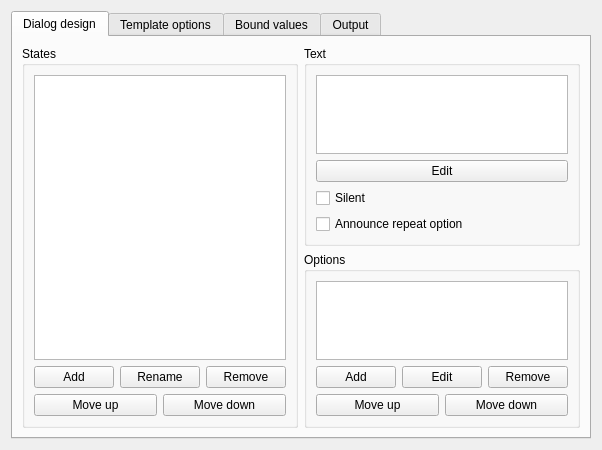
Above: plugins/Commands/Dialog/dialogconfigurationdlg.ui from KDE/simon before the change. Below: the same form after it.
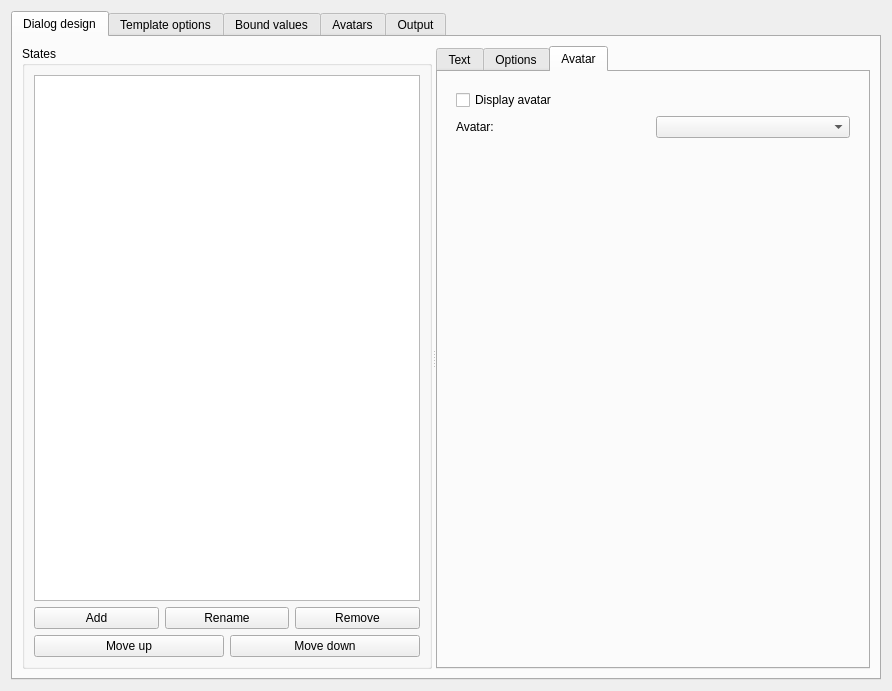
That is the form after the change. The open tabs and pages were chosen to show the change. Custom widgets are drawn as their Qt base class.

Commit message: Adding avatar infrastructure (WIP)

Patch:
```diff
--- a/plugins/Commands/Dialog/dialogconfigurationdlg.ui
+++ b/plugins/Commands/Dialog/dialogconfigurationdlg.ui
@@ -6,8 +6,8 @@
    <rect>
     <x>0</x>
     <y>0</y>
-    <width>541</width>
-    <height>450</height>
+    <width>892</width>
+    <height>691</height>
    </rect>
   </property>
   <property name="maximumSize">
@@ -29,8 +29,12 @@
       <attribute name="title">
        <string>Dialog design</string>
       </attribute>
-      <layout class="QHBoxLayout" name="horizontalLayout_5">
+      <layout class="QVBoxLayout" name="verticalLayout_3">
        <item>
+        <widget class="QSplitter" name="splitter">
+         <property name="orientation">
+          <enum>Qt::Horizontal</enum>
+         </property>
         <widget class="QGroupBox" name="gbStates">
          <property name="title">
           <string>States</string>
@@ -84,15 +88,18 @@
           </item>
          </layout>
         </widget>
-       </item>
-       <item>
-        <layout class="QVBoxLayout" name="verticalLayout_3">
-         <item>
-          <widget class="QGroupBox" name="gbText">
-           <property name="title">
+         <widget class="KTabWidget" name="twStateOptions">
+          <property name="currentIndex">
+           <number>0</number>
+          </property>
+          <widget class="QWidget" name="tab_6">
+           <attribute name="title">
             <string>Text</string>
-           </property>
-           <layout class="QVBoxLayout" name="verticalLayout_5">
+           </attribute>
+           <layout class="QVBoxLayout" name="verticalLayout_11">
+            <item>
+             <widget class="QWidget" name="wgText" native="true">
+              <layout class="QVBoxLayout" name="verticalLayout_10">
             <item>
              <widget class="KTextEdit" name="teText">
               <property name="readOnly">
@@ -127,12 +134,16 @@
            </layout>
           </widget>
          </item>
-         <item>
-          <widget class="QGroupBox" name="gbOptions">
-           <property name="title">
+           </layout>
+          </widget>
+          <widget class="QWidget" name="tab_7">
+           <attribute name="title">
             <string>Options</string>
-           </property>
-           <layout class="QVBoxLayout" name="verticalLayout_4">
+           </attribute>
+           <layout class="QVBoxLayout" name="verticalLayout_12">
+            <item>
+             <widget class="QWidget" name="wgOptions" native="true">
+              <layout class="QVBoxLayout" name="verticalLayout_5">
             <item>
              <widget class="QListView" name="lvTransitions"/>
             </item>
@@ -183,6 +194,56 @@
           </widget>
          </item>
         </layout>
+          </widget>
+          <widget class="QWidget" name="tab_8">
+           <attribute name="title">
+            <string>Avatar</string>
+           </attribute>
+           <layout class="QVBoxLayout" name="verticalLayout_13">
+            <item>
+             <widget class="QWidget" name="wgAvatar" native="true">
+              <layout class="QVBoxLayout" name="verticalLayout_4">
+               <item>
+                <widget class="QCheckBox" name="cbDisplayAvatar">
+                 <property name="text">
+                  <string>Display avatar</string>
+                 </property>
+                </widget>
+               </item>
+               <item>
+                <layout class="QHBoxLayout" name="horizontalLayout_5">
+                 <item>
+                  <widget class="QLabel" name="label_4">
+                   <property name="text">
+                    <string>Avatar:</string>
+                   </property>
+                  </widget>
+                 </item>
+                 <item>
+                  <widget class="KComboBox" name="cbAvatar"/>
+                 </item>
+                </layout>
+               </item>
+              </layout>
+             </widget>
+            </item>
+            <item>
+             <spacer name="verticalSpacer_2">
+              <property name="orientation">
+               <enum>Qt::Vertical</enum>
+              </property>
+              <property name="sizeHint" stdset="0">
+               <size>
+                <width>20</width>
+                <height>541</height>
+               </size>
+              </property>
+             </spacer>
+            </item>
+           </layout>
+          </widget>
+         </widget>
+        </widget>
        </item>
       </layout>
      </widget>
@@ -296,6 +357,54 @@
        </item>
       </layout>
      </widget>
+     <widget class="QWidget" name="tab_5">
+      <attribute name="title">
+       <string>Avatars</string>
+      </attribute>
+      <layout class="QVBoxLayout" name="verticalLayout_9">
+       <item>
+        <widget class="QListView" name="lvAvatars"/>
+       </item>
+       <item>
+        <layout class="QHBoxLayout" name="horizontalLayout_8">
+         <item>
+          <spacer name="horizontalSpacer_3">
+           <property name="orientation">
+            <enum>Qt::Horizontal</enum>
+           </property>
+           <property name="sizeHint" stdset="0">
+            <size>
+             <width>40</width>
+             <height>20</height>
+            </size>
+           </property>
+          </spacer>
+         </item>
+         <item>
+          <widget class="KPushButton" name="pbAddAvatar">
+           <property name="text">
+            <string>Add</string>
+           </property>
+          </widget>
+         </item>
+         <item>
+          <widget class="KPushButton" name="pbEditAvatar">
+           <property name="text">
+            <string>Edit</string>
+           </property>
+          </widget>
+         </item>
+         <item>
+          <widget class="KPushButton" name="pbRemoveAvatar">
+           <property name="text">
+            <string>Remove</string>
+           </property>
+          </widget>
+         </item>
+        </layout>
+       </item>
+      </layout>
+     </widget>
      <widget class="QWidget" name="tab_4">
       <attribute name="title">
        <string>Output</string>
@@ -414,6 +523,11 @@
    <extends>QLineEdit</extends>
    <header>klineedit.h</header>
   </customwidget>
+  <customwidget>
+   <class>KComboBox</class>
+   <extends>QComboBox</extends>
+   <header>kcombobox.h</header>
+  </customwidget>
   <customwidget>
    <class>KTabWidget</class>
    <extends>QTabWidget</extends>
```
Lines whose indentation alone changed are shown as unchanged. The commit also changes 11 other files.
